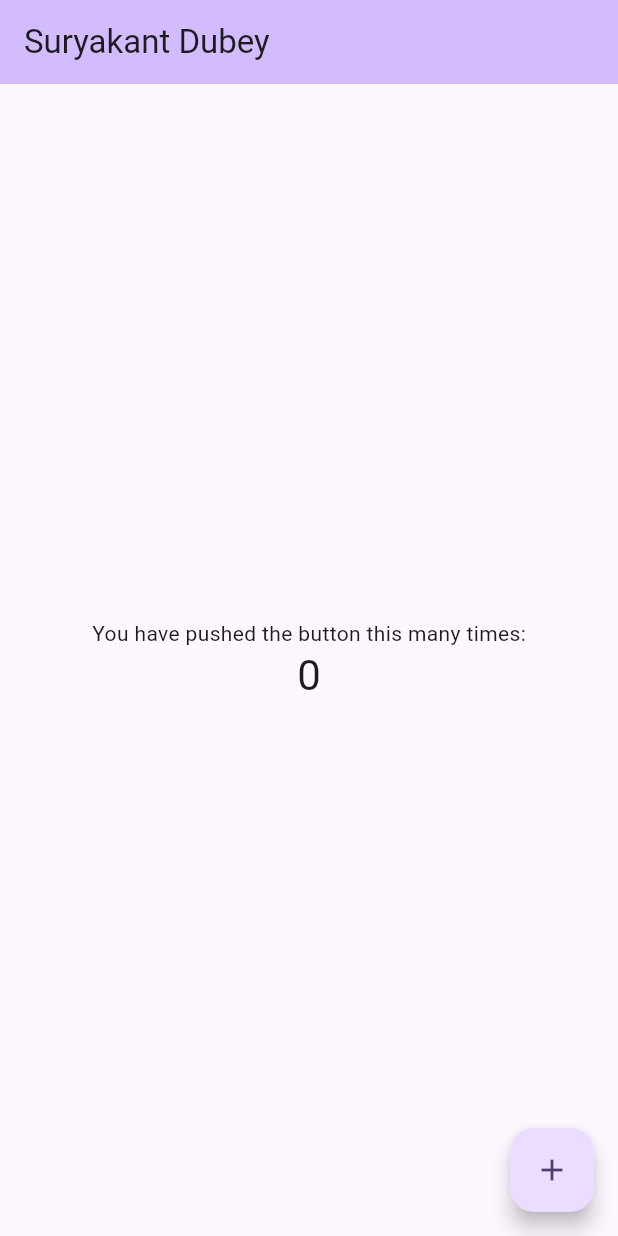
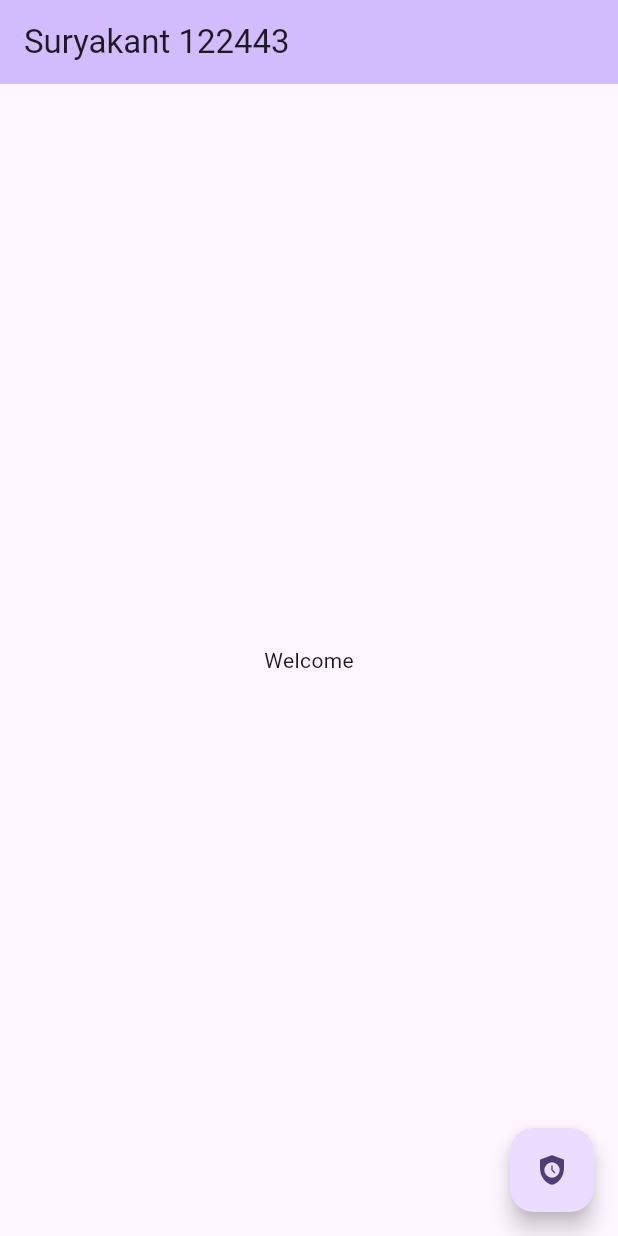
Before and after one commit to suryakant-dubey/flutter_web_demo, a Flutter app: the screen it shows after launch, on a phone screen of 412 x 824 dp. Run offline on Flutter 3.47's test engine with Material 2 defaults, Android fonts, the phone set to English and light mode, and no system bars; our stand-ins replace firebase_core; accounts and stored records are empty.

Commit message:
new branch

```diff
--- a/lib/main.dart
+++ b/lib/main.dart
@@ -35,13 +35,13 @@ class MyApp extends StatelessWidget {
         colorScheme: ColorScheme.fromSeed(seedColor: Colors.deepPurple),
         useMaterial3: true,
       ),
-      home: const MyHomePage(title: 'Suryakant Dubey'),
+      home: const MyHomePage1(title: 'Suryakant 122443'),
     );
   }
 }
 
-class MyHomePage extends StatefulWidget {
-  const MyHomePage({super.key, required this.title});
+class MyHomePage1 extends StatefulWidget {
+  const MyHomePage1({super.key, required this.title});
 
   // This widget is the home page of your application. It is stateful, meaning
   // that it has a State object (defined below) that contains fields that affect
@@ -55,10 +55,10 @@ class MyHomePage extends StatefulWidget {
   final String title;
 
   @override
-  State<MyHomePage> createState() => _MyHomePageState();
+  State<MyHomePage1> createState() => _MyHomePageState();
 }
 
-class _MyHomePageState extends State<MyHomePage> {
+class _MyHomePageState extends State<MyHomePage1> {
   int _counter = 0;
 
   void _incrementCounter() {
@@ -90,39 +90,15 @@ class _MyHomePageState extends State<MyHomePage> {
         // the App.build method, and use it to set our appbar title.
         title: Text(widget.title),
       ),
-      body: Center(
+      body: const Center(
         // Center is a layout widget. It takes a single child and positions it
         // in the middle of the parent.
-        child: Column(
-          // Column is also a layout widget. It takes a list of children and
-          // arranges them vertically. By default, it sizes itself to fit its
-          // children horizontally, and tries to be as tall as its parent.
-          //
-          // Column has various properties to control how it sizes itself and
-          // how it positions its children. Here we use mainAxisAlignment to
-          // center the children vertically; the main axis here is the vertical
-          // axis because Columns are vertical (the cross axis would be
-          // horizontal).
-          //
-          // TRY THIS: Invoke "debug painting" (choose the "Toggle Debug Paint"
-          // action in the IDE, or press "p" in the console), to see the
-          // wireframe for each widget.
-          mainAxisAlignment: MainAxisAlignment.center,
-          children: <Widget>[
-            const Text(
-              'You have pushed the button this many times:',
-            ),
-            Text(
-              '$_counter',
-              style: Theme.of(context).textTheme.headlineMedium,
-            ),
-          ],
-        ),
+        child: Text('Welcome'),
       ),
       floatingActionButton: FloatingActionButton(
         onPressed: _incrementCounter,
         tooltip: 'Increment',
-        child: const Icon(Icons.add),
+        child: const Icon(Icons.safety_check),
       ), // This trailing comma makes auto-formatting nicer for build methods.
     );
   }
```
